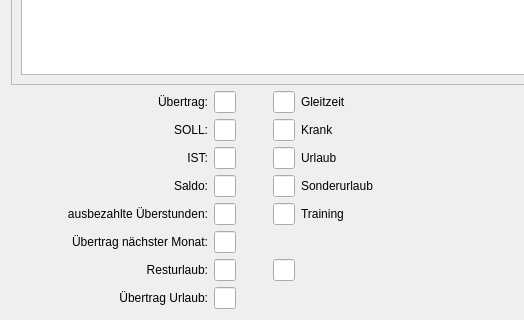
birkeh/workingHours, file cmonthlyview.ui: the form before one commit; both pictures show x 0 to 524 and y 205 to 525 of the 883 by 525 pixel window.
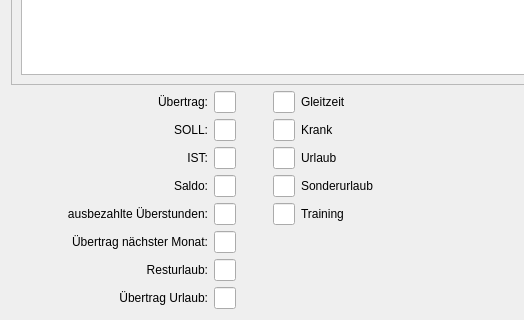
The form after the commit.

What changed in the file:
```diff
--- a/cmonthlyview.ui
+++ b/cmonthlyview.ui
@@ -368,9 +368,6 @@
        <item row="4" column="2">
         <widget class="QLineEdit" name="m_lpUeberstunden"/>
        </item>
-       <item row="6" column="4">
-        <widget class="QLineEdit" name="m_lpRegExpTest"/>
-       </item>
       </layout>
      </item>
     </layout>
```
